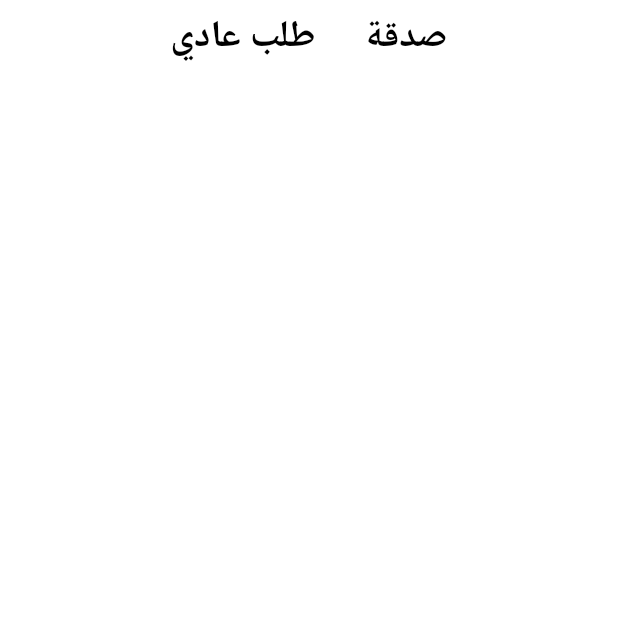
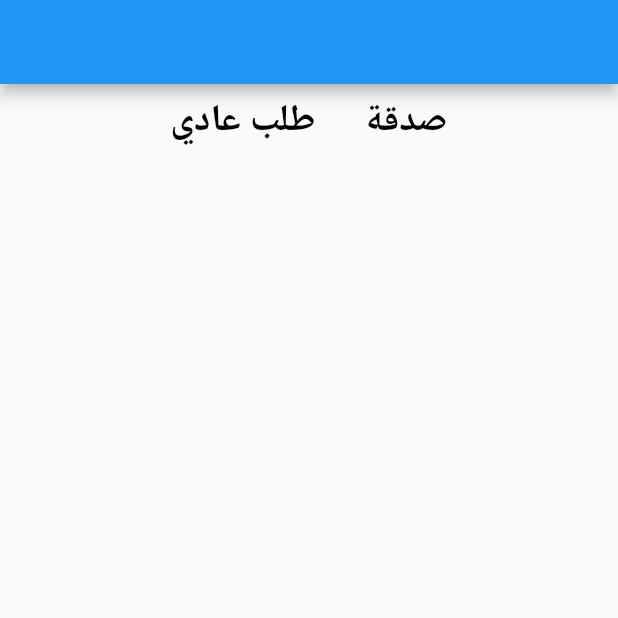
Before and after one commit to MohamedMarwan-e/An3ami, a Flutter app: the screen it shows after launch, on a phone screen of 412 x 824 dp, the top half of it. Run offline on Flutter 3.47's test engine with Material 2 defaults, Android fonts, the phone set to English and light mode, and no system bars.

Commit message:
updated n3imy

```diff
--- a/lib/screens/HomeScreen.dart
+++ b/lib/screens/HomeScreen.dart
@@ -1,13 +1,14 @@
 import 'package:flutter/cupertino.dart';
 import 'package:flutter/material.dart';
+import 'package:flutter_app_an3ami/widgets/appBar.dart';
 
 class HomeScreen extends StatelessWidget{
   @override
   Widget build(BuildContext context) {
 
    return Scaffold(
-     appBar: AppBar(),
-      body: Container(),
+     appBar: MainAppBar(),
+      body: Container(height: MediaQuery.of(context).size.height,),
     );
   }
 
--- a/lib/screens/n3imy.dart
+++ b/lib/screens/n3imy.dart
@@ -3,7 +3,9 @@ import 'package:flutter/material.dart';
 class page_one extends StatelessWidget {
   @override
   Widget build(BuildContext context) {
-    return Container(
+    return Scaffold(
+        appBar: AppBar(),
+        body: Container(
             height: double.infinity,
             alignment: Alignment.topCenter,
             child: SingleChildScrollView(
@@ -34,6 +36,6 @@ class page_one extends StatelessWidget {
                       ))
                 ],
               ))
-        ])));
+            ]))));
   }
 }
```
Also changed, not shown: lib/widgets/appBar.dart (+32 -0 lines), 1 other file. Lines whose indentation alone changed are shown as unchanged.
